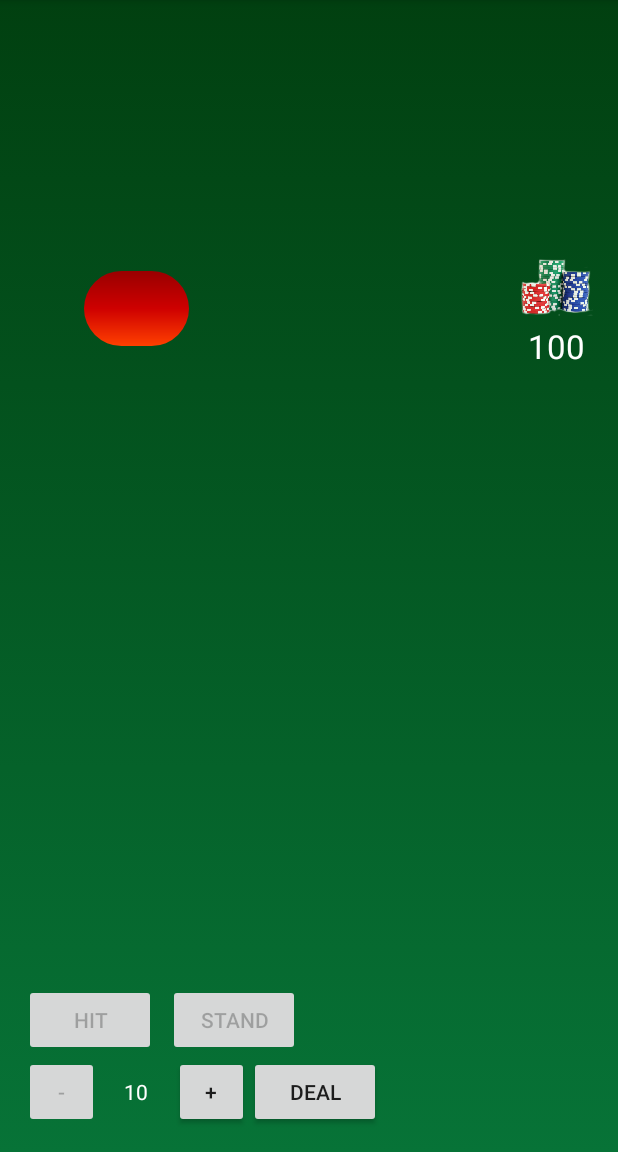
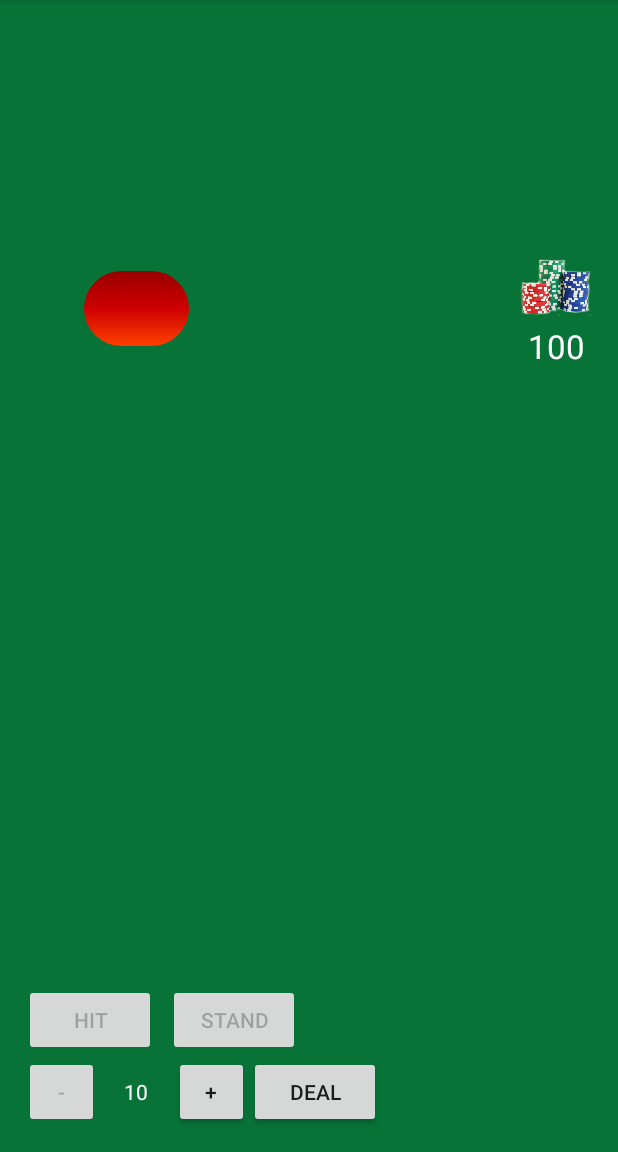
Before and after one commit to mesan/android-workshop-blackjack, an Android app: the screen it shows after launch (GameActivity), on a phone screen of 412 x 824 dp, the part 84-1236 px from its top. Run offline under Robolectric (Android 15) with nearby library versions, the phone set to English and light mode, and no system bars.

Commit message:
Green colors

```diff
--- a/MesanBlackjack/app/src/main/res/drawable/background.xml
+++ b/MesanBlackjack/app/src/main/res/drawable/background.xml
@@ -4,8 +4,8 @@
         <shape>
             <gradient
                 android:angle="90"
-                android:startColor="#077337"
-                android:endColor="#014010"
+                android:startColor="@color/backgroundColorLight"
+                android:endColor="@color/backgroundColorLight"
                 android:type="linear" />
         </shape>
     </item>
--- a/MesanBlackjack/app/src/main/res/values/colors.xml
+++ b/MesanBlackjack/app/src/main/res/values/colors.xml
@@ -6,4 +6,6 @@
     <color name="colorAccent">#000000</color>
     <color name="textColorLight">#ffffff</color>
     <color name="textColorDark">#000000</color>
+    <color name="backgroundColorLight">#077337</color>
+    <color name="backgroundColorDark">#014010</color>
 </resources>
```
